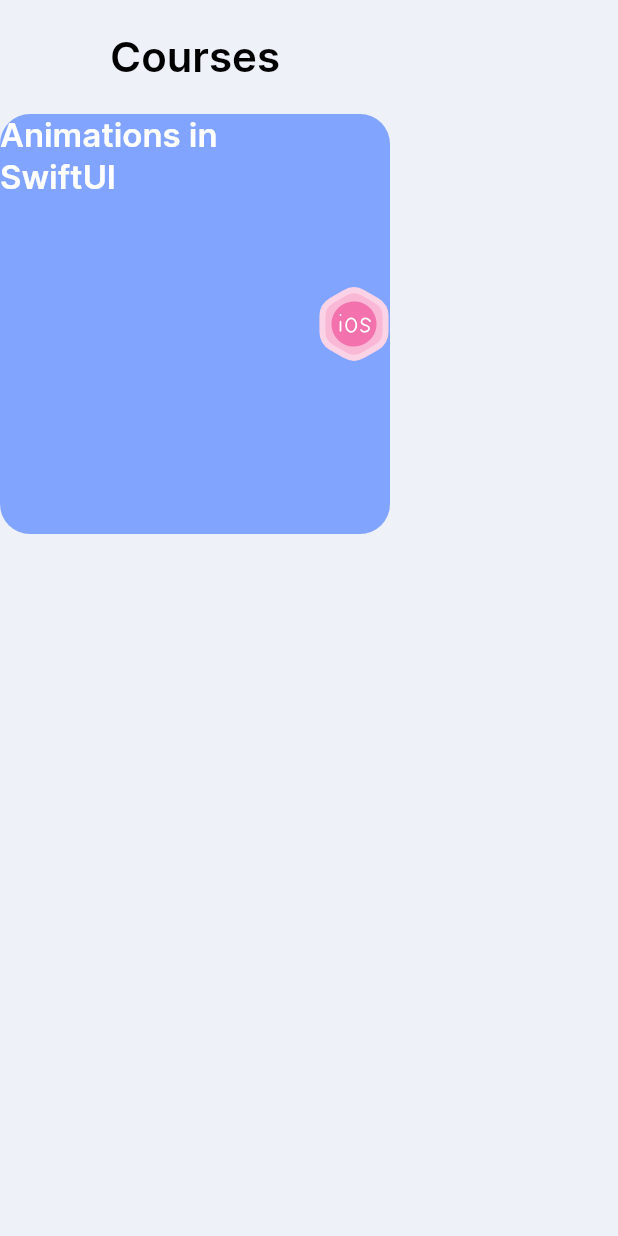
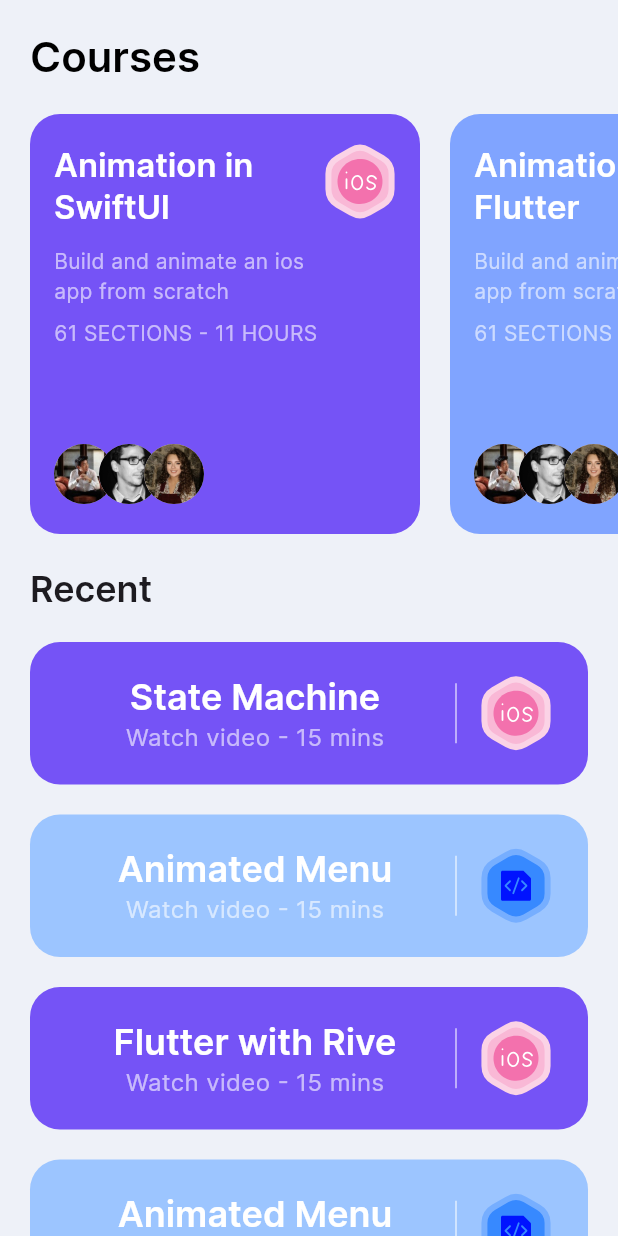
Before and after one commit to salih588/rive_animation, a Flutter app: the HomeScreen screen opened directly, on a phone screen of 412 x 824 dp. Run offline on Flutter 3.47's test engine with Material 3 defaults, Android fonts, the phone set to English and light mode, and no system bars; our stand-ins replace flutter_svg, gap, rive.

Commit message:
Completed home page and started side menu

```diff
--- /dev/null
+++ b/lib/components/side_menu.dart
@@ -0,0 +1,18 @@
+
+import 'package:flutter/material.dart';
+
+class SideMenu extends StatefulWidget {
+  const SideMenu({Key? key}) : super(key: key);
+
+  @override
+  State<SideMenu> createState() => _SideMenuState();
+}
+
+class _SideMenuState extends State<SideMenu> {
+  @override
+  Widget build(BuildContext context) {
+    return Scaffold(
+      body: Container(width: 288, height: double.infinity, color: const Color(0xFF17203A), child: Column(children: [],),),
+    );
+  }
+}
--- a/lib/entry_point.dart
+++ b/lib/entry_point.dart
@@ -21,6 +21,8 @@ class _EntryPointState extends State<EntryPoint> {
   @override
   Widget build(BuildContext context) {
     return Scaffold(
+      resizeToAvoidBottomInset: false,
+      extendBody: true,
       body: const HomeScreen(),
       bottomNavigationBar: SafeArea(
         child: Container(
--- a/lib/main.dart
+++ b/lib/main.dart
@@ -1,4 +1,5 @@
 import 'package:flutter/material.dart';
+import 'package:rive_animation/components/side_menu.dart';
 import 'package:rive_animation/screens/onboding/onboding_screen.dart';
 
 void main() {
@@ -27,7 +28,7 @@ class MyApp extends StatelessWidget {
           errorBorder: defaultInputBorder,
         ),
       ),
-      home: const OnboardingScreen(),
+      home: const SideMenu(),
     );
   }
 }
--- /dev/null
+++ b/lib/models/course.dart
@@ -0,0 +1,20 @@
+import 'dart:ui';
+
+class Course{
+  final String title, description, iconSrc;
+  final Color bgColor;
+
+  Course({required this.title, this.description = "Build and animate an ios app from scratch ", this.iconSrc = 'assets/icons/ios.svg', this.bgColor = const Color(0xFF7553F6)});
+}
+
+List<Course> courses = [
+  Course(title: 'Animation in SwiftUI'),
+  Course(title: 'Animation in Flutter', bgColor: const Color(0xFF80A4FF), iconSrc: 'assets/icons/code.svg')
+];
+
+List<Course> recentCourses = [
+  Course(title: 'State Machine'),
+  Course(title: 'Animated Menu', bgColor: const Color(0xFF9CC5FF), iconSrc: 'assets/icons/code.svg'),
+  Course(title: 'Flutter with Rive'),
+  Course(title: 'Animated Menu', bgColor: const Color(0xFF9CC5FF), iconSrc: 'assets/icons/code.svg'),
+];
--- /dev/null
+++ b/lib/screens/home/components/course_card.dart
@@ -0,0 +1,77 @@
+
+
+import 'package:flutter/material.dart';
+import 'package:flutter_svg/svg.dart';
+
+import '../../../models/course.dart';
+
+
+class CourseCard extends StatelessWidget {
+  const CourseCard({
+    super.key, required this.course,
+  });
+
+  final Course course;
+
+  @override
+  Widget build(BuildContext context) {
+    return Container(
+      padding: const EdgeInsets.symmetric(horizontal: 16, vertical: 20),
+      height: 280,
+      width: 260,
+      decoration: BoxDecoration(
+        color: course.bgColor,
+        borderRadius: const BorderRadius.all(
+          Radius.circular(20),
+        ),
+      ),
+      child: Row(
+        crossAxisAlignment: CrossAxisAlignment.start,
+        children: [
+          Expanded(
+            child: Column(
+              crossAxisAlignment: CrossAxisAlignment.start,
+              children: [
+                Text(
+                  course.title,
+                  style: Theme.of(context)
+                      .textTheme
+                      .titleLarge!
+                      .copyWith(
+                      color: Colors.white,
+                      fontWeight: FontWeight.w600),
+                ),
+                Padding(
+                  padding: const EdgeInsets.only(top: 12.0, bottom: 8),
+                  child: Text(
+                    course.description,
+                    style: const TextStyle(color: Colors.white60),
+                  ),
+                ),
+                const Text(
+                  '61 SECTIONS - 11 HOURS',
+                  style: TextStyle(color: Colors.white60),
+                ),
+                const Spacer(),
+                Row(
+                  children: List.generate(
+                    3,
+                        (index) => Transform.translate(
+                      offset: Offset((-10 * index).toDouble(), 0),
+                      child: CircleAvatar(
+                        radius: 20,
+                        backgroundImage: AssetImage(
+                            "assets/avaters/Avatar ${index + 1}.jpg"),
+                      ),
+                    ),
+                  ),
+                ),
+              ],
+            ),
+          ),
+          SvgPicture.asset(course.iconSrc),
+        ],
+      ),
+    );
+  }
+}
--- a/lib/screens/home/home_screen.dart
+++ b/lib/screens/home/home_screen.dart
@@ -1,5 +1,8 @@
 import 'package:flutter/material.dart';
 import 'package:flutter_svg/flutter_svg.dart';
+
+import '../../models/course.dart';
+import 'components/course_card.dart';
 
 class HomeScreen extends StatelessWidget {
   const HomeScreen({Key? key}) : super(key: key);
@@ -8,7 +11,10 @@ class HomeScreen extends StatelessWidget {
   Widget build(BuildContext context) {
     return Scaffold(
       body: SafeArea(
+        bottom: false,
+        child: SingleChildScrollView(
           child: Column(
+            crossAxisAlignment: CrossAxisAlignment.start,
             children: [
               Padding(
                 padding: const EdgeInsets.all(20),
@@ -20,34 +26,55 @@ class HomeScreen extends StatelessWidget {
                       ),
                 ),
               ),
-            Container(
-              height: 280,
-              width: 260,
-              decoration: const BoxDecoration(
-                color: Color(0xFF80A4FF),
-                borderRadius: BorderRadius.all(
-                  Radius.circular(20),
+              SingleChildScrollView(
+                scrollDirection: Axis.horizontal,
+                  child: Row(children: [...courses.map((course) => Padding(
+                    padding: const EdgeInsets.only(left: 20.0),
+                    child: CourseCard(course: course),
+                  )).toList(),],)),
+              Padding(
+                padding: const EdgeInsets.all(20.0),
+                child: Text('Recent', style: Theme.of(context).textTheme.headlineSmall!.copyWith(fontWeight: FontWeight.w600),),
               ),
-              ),
-              child: Row(
-                children: [
-                  Expanded(
-                      child: Column(
-                    children: [
-                      Text(
-                        'Animations in SwiftUI',
-                        style: Theme.of(context).textTheme.titleLarge!.copyWith(
-                            color: Colors.white, fontWeight: FontWeight.w600),
-                      ),
-                    ],
+              ...recentCourses.map((course) => Padding(
+                padding: const EdgeInsets.only(left: 20, right: 20, bottom: 20),
+                child: SecondaryCourseCard(course: course,),
               ),),
-                  SvgPicture.asset('assets/icons/ios.svg'),
+
             ],
           ),
-            ),
-          ],
         ),
       ),
     );
   }
 }
+
+class SecondaryCourseCard extends StatelessWidget {
+  const SecondaryCourseCard({
+    super.key, required this.course,
+  });
+
+  final Course course;
+
+  @override
+  Widget build(BuildContext context) {
+    return Container(
+      padding: const EdgeInsets.symmetric(horizontal: 24, vertical: 20),
+      decoration: BoxDecoration(
+        color: course.bgColor,
+        borderRadius: BorderRadius.circular(20),
+      ),
+      child: Row(children: [
+         Expanded(child: Column(children: [
+          Text(course.title, style: Theme.of(context).textTheme.headlineSmall!.copyWith(color: Colors.white, fontWeight: FontWeight.w600),),
+           const Text("Watch video - 15 mins", style: TextStyle(color: Colors.white60, fontSize: 16,),)
+        ],)),
+        const SizedBox(
+          height: 40,
+          child: VerticalDivider(color: Colors.white70,),),
+        const SizedBox(width: 8,),
+        SvgPicture.asset(course.iconSrc),
+      ],),
+    );
+  }
+}
--- a/lib/screens/onboding/components/custom_sign_in_dialog.dart
+++ b/lib/screens/onboding/components/custom_sign_in_dialog.dart
@@ -15,7 +15,7 @@ Future<Object?> customSigninDialog(BuildContext context, {required ValueChanged
       },
       pageBuilder: (context, _, __) => Center(
         child: Container(
-          height: 620,
+          height: 660,
           margin: const EdgeInsets.symmetric(
             horizontal: 16,
           ),
--- a/lib/screens/onboding/components/sign_in_form.dart
+++ b/lib/screens/onboding/components/sign_in_form.dart
@@ -127,7 +127,7 @@ class _SignInFormState extends State<SignInForm> {
                         CupertinoIcons.arrow_right,
                         color: Color(0xfffe0037),
                       ),
-                      label: const Text('Sign In')),
+                      label: const Text('Sign In', style: TextStyle(color: Colors.white),)),
                 )
               ],
             )),
```
Also changed, not shown: pubspec.lock. Lines whose indentation alone changed are shown as unchanged.
